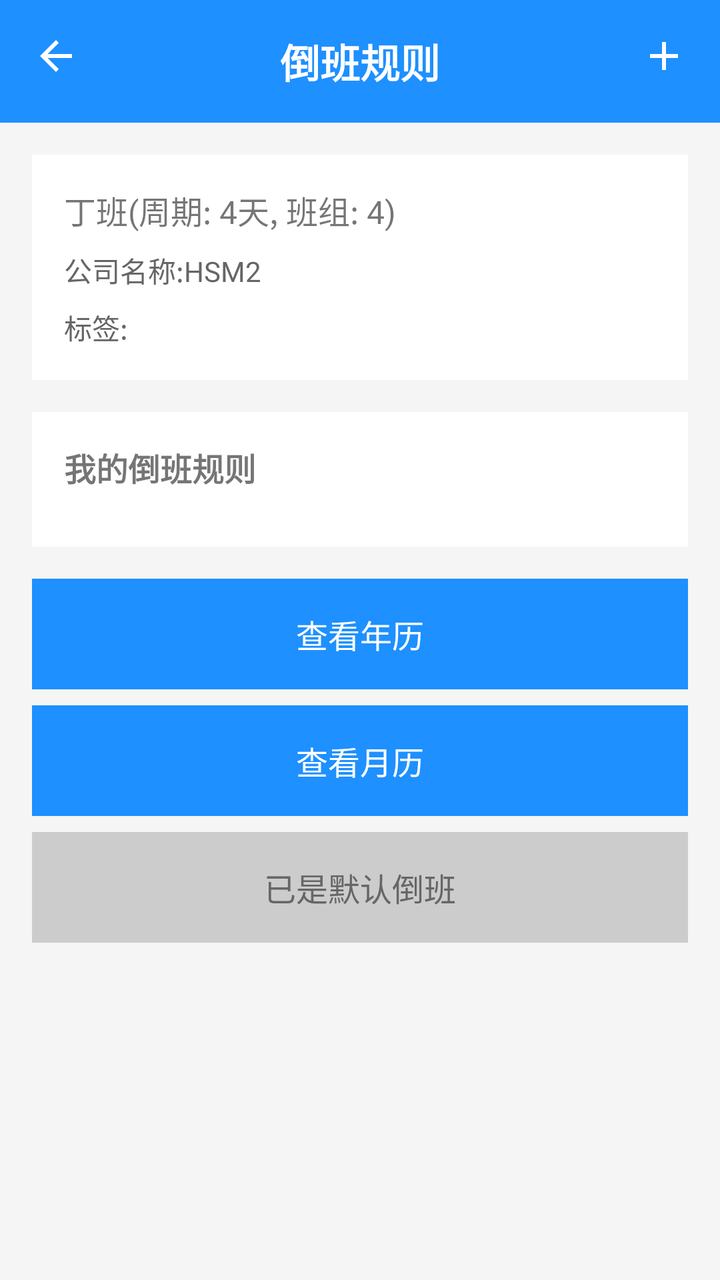
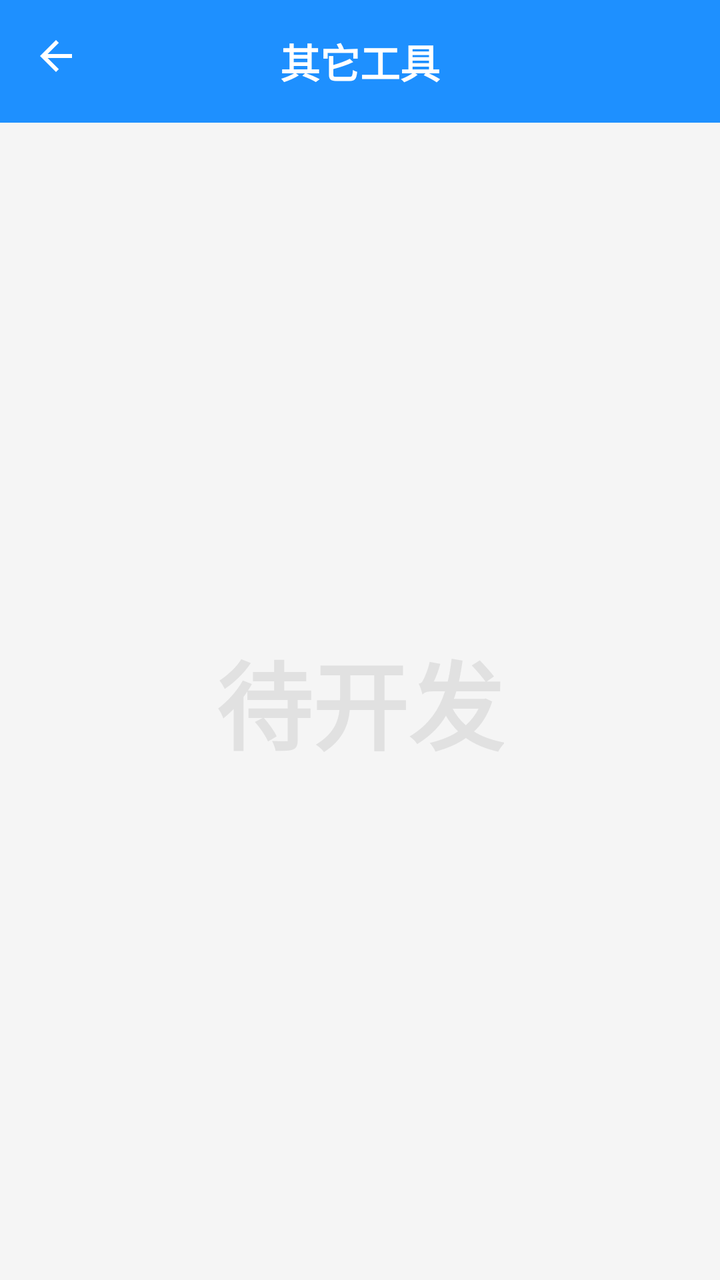

Two renders of the same Android screen: before a commit and after it. Below are the layout's source before the change and the commit's diff.
<!-- AndroidManifest.xml: application theme Theme.MyApplication -->
<!-- res/layout/activity_rule_detail.xml -->
<?xml version="1.0" encoding="utf-8"?>
<LinearLayout xmlns:android="http://schemas.android.com/apk/res/android"
    android:layout_width="match_parent"
    android:layout_height="match_parent"
    android:orientation="vertical">

    <LinearLayout
        android:layout_width="match_parent"
        android:layout_height="wrap_content"
        android:background="#1E90FF"
        android:orientation="horizontal"
        android:padding="16dp">

        <ImageView
            android:id="@+id/btn_back"
            android:layout_width="24dp"
            android:layout_height="24dp"
            android:src="@drawable/ic_back" />

        <TextView
            android:id="@+id/title"
            android:layout_width="0dp"
            android:layout_height="wrap_content"
            android:layout_weight="1"
            android:gravity="center"
            android:text="倒班规则"
            android:textColor="#FFFFFF"
            android:textSize="20sp"
            android:textStyle="bold" />

        <ImageView
            android:layout_width="24dp"
            android:layout_height="24dp"
            android:src="@drawable/ic_add" />
    </LinearLayout>

    <ScrollView
        android:layout_width="match_parent"
        android:layout_height="0dp"
        android:layout_weight="1"
        android:background="#F5F5F5">

        <LinearLayout
            android:layout_width="match_parent"
            android:layout_height="wrap_content"
            android:orientation="vertical"
            android:padding="16dp">

            <LinearLayout
                android:layout_width="match_parent"
                android:layout_height="wrap_content"
                android:background="#FFFFFF"
                android:orientation="vertical"
                android:padding="16dp">

                <TextView
                    android:id="@+id/cycle_info"
                    android:layout_width="wrap_content"
                    android:layout_height="wrap_content"
                    android:text="丁班(周期: 4天, 班组: 4)"
                    android:textSize="16sp" />

                <TextView
                    android:id="@+id/company_name"
                    android:layout_width="wrap_content"
                    android:layout_height="wrap_content"
                    android:layout_marginTop="8dp"
                    android:text="公司名称:HSM2"
                    android:textColor="#666666"
                    android:textSize="14sp" />

                <TextView
                    android:id="@+id/tag"
                    android:layout_width="wrap_content"
                    android:layout_height="wrap_content"
                    android:layout_marginTop="8dp"
                    android:text="标签:"
                    android:textColor="#666666"
                    android:textSize="14sp" />
            </LinearLayout>

            <LinearLayout
                android:layout_width="match_parent"
                android:layout_height="wrap_content"
                android:layout_marginTop="16dp"
                android:background="#FFFFFF"
                android:orientation="vertical"
                android:padding="16dp">

                <TextView
                    android:layout_width="wrap_content"
                    android:layout_height="wrap_content"
                    android:text="我的倒班规则"
                    android:textSize="16sp"
                    android:textStyle="bold" />

                <LinearLayout
                    android:id="@+id/rules_container"
                    android:layout_width="match_parent"
                    android:layout_height="wrap_content"
                    android:layout_marginTop="12dp"
                    android:orientation="vertical" />
            </LinearLayout>

            <LinearLayout
                android:layout_width="match_parent"
                android:layout_height="wrap_content"
                android:layout_marginTop="16dp"
                android:orientation="vertical">

                <LinearLayout
                    android:id="@+id/btn_view_year_calendar"
                    android:layout_width="match_parent"
                    android:layout_height="wrap_content"
                    android:layout_weight="1"
                    android:background="#1E90FF"
                    android:gravity="center"
                    android:padding="16dp">

                    <TextView
                        android:layout_width="wrap_content"
                        android:layout_height="wrap_content"
                        android:text="查看年历"
                        android:textColor="#FFFFFF"
                        android:textSize="16sp" />
                </LinearLayout>

                <LinearLayout
                    android:id="@+id/btn_view_month_calendar"
                    android:layout_width="match_parent"
                    android:layout_height="wrap_content"
                    android:layout_weight="1"
                    android:layout_marginTop="8dp"
                    android:background="#1E90FF"
                    android:gravity="center"
                    android:padding="16dp">

                    <TextView
                        android:layout_width="wrap_content"
                        android:layout_height="wrap_content"
                        android:text="查看月历"
                        android:textColor="#FFFFFF"
                        android:textSize="16sp" />
                </LinearLayout>

                <LinearLayout
                    android:id="@+id/btn_default"
                    android:layout_width="match_parent"
                    android:layout_height="wrap_content"
                    android:layout_weight="1"
                    android:layout_marginTop="8dp"
                    android:background="#CCCCCC"
                    android:gravity="center"
                    android:padding="16dp">

                    <TextView
                        android:layout_width="wrap_content"
                        android:layout_height="wrap_content"
                        android:text="已是默认倒班"
                        android:textColor="#666666"
                        android:textSize="16sp" />
                </LinearLayout>
            </LinearLayout>
        </LinearLayout>
    </ScrollView>
</LinearLayout>
<!-- resources referenced by this layout -->
<resources>
  <!-- drawable ic_add (drawable) -->
  <vector xmlns:android="http://schemas.android.com/apk/res/android"
      android:width="24dp"
      android:height="24dp"
      android:viewportWidth="24"
      android:viewportHeight="24">
      <path
          android:fillColor="#FFFFFF"
          android:pathData="M19 13h-6v6h-2v-6H5v-2h6V5h2v6h6v2z"/>
  </vector>
  <!-- drawable ic_back (drawable) -->
  <vector xmlns:android="http://schemas.android.com/apk/res/android"
      android:width="24dp"
      android:height="24dp"
      android:viewportWidth="24"
      android:viewportHeight="24">
      <path
          android:fillColor="#FFFFFF"
          android:pathData="M20 11H7.83l5.59-5.59L12 4l-8 8 8 8 1.41-1.41L7.83 13H20v-2z"/>
  </vector>
  <style name="Theme.MyApplication" parent="Theme.MaterialComponents.DayNight.NoActionBar">
          <item name="colorPrimary">#1E90FF</item>
          <item name="colorPrimaryVariant">#1E90FF</item>
          <item name="colorOnPrimary">#FFFFFF</item>
          <item name="colorSecondary">#1E90FF</item>
          <item name="colorSecondaryVariant">#1E90FF</item>
          <item name="colorOnSecondary">#FFFFFF</item>
          <item name="android:statusBarColor">#1E90FF</item>
          <item name="android:windowBackground">#F5F5F5</item>
      </style>
</resources>

<!-- the commit's change to res/layout/activity_rule_detail.xml (unified diff, before → after) -->
@@ -23,144 +23,30 @@
             android:layout_height="wrap_content"
             android:layout_weight="1"
             android:gravity="center"
-            android:text="倒班规则"
+            android:text="其它工具"
             android:textColor="#FFFFFF"
             android:textSize="20sp"
             android:textStyle="bold" />
 
-        <ImageView
+        <View
             android:layout_width="24dp"
-            android:layout_height="24dp"
-            android:src="@drawable/ic_add" />
+            android:layout_height="24dp" />
     </LinearLayout>
 
-    <ScrollView
+    <LinearLayout
         android:layout_width="match_parent"
         android:layout_height="0dp"
         android:layout_weight="1"
-        android:background="#F5F5F5">
+        android:background="#F5F5F5"
+        android:gravity="center">
 
-        <LinearLayout
-            android:layout_width="match_parent"
+        <TextView
+            android:layout_width="wrap_content"
             android:layout_height="wrap_content"
-            android:orientation="vertical"
-            android:padding="16dp">
-
-            <LinearLayout
-                android:layout_width="match_parent"
-                android:layout_height="wrap_content"
-                android:background="#FFFFFF"
-                android:orientation="vertical"
-                android:padding="16dp">
-
-                <TextView
-                    android:id="@+id/cycle_info"
-                    android:layout_width="wrap_content"
-                    android:layout_height="wrap_content"
-                    android:text="丁班(周期: 4天, 班组: 4)"
-                    android:textSize="16sp" />
-
-                <TextView
-                    android:id="@+id/company_name"
-                    android:layout_width="wrap_content"
-                    android:layout_height="wrap_content"
-                    android:layout_marginTop="8dp"
-                    android:text="公司名称:HSM2"
-                    android:textColor="#666666"
-                    android:textSize="14sp" />
-
-                <TextView
-                    android:id="@+id/tag"
-                    android:layout_width="wrap_content"
-                    android:layout_height="wrap_content"
-                    android:layout_marginTop="8dp"
-                    android:text="标签:"
-                    android:textColor="#666666"
-                    android:textSize="14sp" />
-            </LinearLayout>
-
-            <LinearLayout
-                android:layout_width="match_parent"
-                android:layout_height="wrap_content"
-                android:layout_marginTop="16dp"
-                android:background="#FFFFFF"
-                android:orientation="vertical"
-                android:padding="16dp">
-
-                <TextView
-                    android:layout_width="wrap_content"
-                    android:layout_height="wrap_content"
-                    android:text="我的倒班规则"
-                    android:textSize="16sp"
-                    android:textStyle="bold" />
-
-                <LinearLayout
-                    android:id="@+id/rules_container"
-                    android:layout_width="match_parent"
-                    android:layout_height="wrap_content"
-                    android:layout_marginTop="12dp"
-                    android:orientation="vertical" />
-            </LinearLayout>
-
-            <LinearLayout
-                android:layout_width="match_parent"
-                android:layout_height="wrap_content"
-                android:layout_marginTop="16dp"
-                android:orientation="vertical">
-
-                <LinearLayout
-                    android:id="@+id/btn_view_year_calendar"
-                    android:layout_width="match_parent"
-                    android:layout_height="wrap_content"
-                    android:layout_weight="1"
-                    android:background="#1E90FF"
-                    android:gravity="center"
-                    android:padding="16dp">
-
-                    <TextView
-                        android:layout_width="wrap_content"
-                        android:layout_height="wrap_content"
-                        android:text="查看年历"
-                        android:textColor="#FFFFFF"
-                        android:textSize="16sp" />
-                </LinearLayout>
-
-                <LinearLayout
-                    android:id="@+id/btn_view_month_calendar"
-                    android:layout_width="match_parent"
-                    android:layout_height="wrap_content"
-                    android:layout_weight="1"
-                    android:layout_marginTop="8dp"
-                    android:background="#1E90FF"
-                    android:gravity="center"
-                    android:padding="16dp">
-
-                    <TextView
-                        android:layout_width="wrap_content"
-                        android:layout_height="wrap_content"
-                        android:text="查看月历"
-                        android:textColor="#FFFFFF"
-                        android:textSize="16sp" />
-                </LinearLayout>
-
-                <LinearLayout
-                    android:id="@+id/btn_default"
-                    android:layout_width="match_parent"
-                    android:layout_height="wrap_content"
-                    android:layout_weight="1"
-                    android:layout_marginTop="8dp"
-                    android:background="#CCCCCC"
-                    android:gravity="center"
-                    android:padding="16dp">
-
-                    <TextView
-                        android:layout_width="wrap_content"
-                        android:layout_height="wrap_content"
-                        android:text="已是默认倒班"
-                        android:textColor="#666666"
-                        android:textSize="16sp" />
-                </LinearLayout>
-            </LinearLayout>
-        </LinearLayout>
-    </ScrollView>
+            android:text="待开发"
+            android:textColor="#CCCCCC"
+            android:textSize="48sp"
+            android:textStyle="bold"
+            android:alpha="0.5" />
+    </LinearLayout>
 </LinearLayout>
<!-- resource entries referenced after the edit -->
@@ -1,15 +1,5 @@
 <!-- resources referenced by this layout -->
 <resources>
-  <!-- drawable ic_add (drawable) -->
-  <vector xmlns:android="http://schemas.android.com/apk/res/android"
-      android:width="24dp"
-      android:height="24dp"
-      android:viewportWidth="24"
-      android:viewportHeight="24">
-      <path
-          android:fillColor="#FFFFFF"
-          android:pathData="M19 13h-6v6h-2v-6H5v-2h6V5h2v6h6v2z"/>
-  </vector>
   <!-- drawable ic_back (drawable) -->
   <vector xmlns:android="http://schemas.android.com/apk/res/android"
       android:width="24dp"
